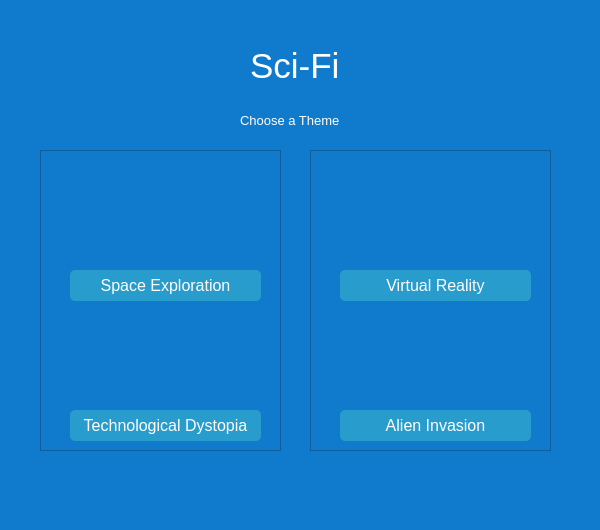
Old version of the form ui/SciFi.ui in the repository GeorgeU2030/PlotCraft_TI.
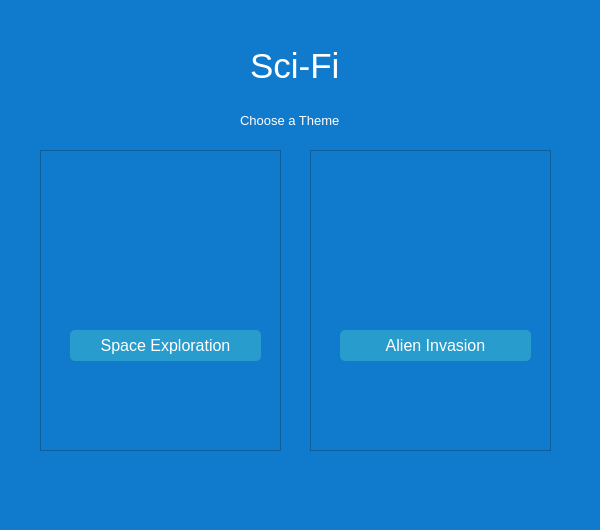
New version of the form. Icons and pictures are not drawn.

Patch:
```diff
--- a/ui/SciFi.ui
+++ b/ui/SciFi.ui
@@ -85,7 +85,7 @@
     <property name="geometry">
      <rect>
       <x>30</x>
-      <y>120</y>
+      <y>180</y>
       <width>191</width>
       <height>31</height>
      </rect>
@@ -109,7 +109,7 @@
     <property name="geometry">
      <rect>
       <x>60</x>
-      <y>30</y>
+      <y>80</y>
       <width>121</width>
       <height>81</height>
      </rect>
@@ -124,49 +124,6 @@
      <bool>true</bool>
     </property>
    </widget>
-   <widget class="QLabel" name="label_4">
-    <property name="geometry">
-     <rect>
-      <x>60</x>
-      <y>170</y>
-      <width>121</width>
-      <height>81</height>
-     </rect>
-    </property>
-    <property name="text">
-     <string/>
-    </property>
-    <property name="pixmap">
-     <pixmap>../images/techonological.jpg</pixmap>
-    </property>
-    <property name="scaledContents">
-     <bool>true</bool>
-    </property>
-   </widget>
-   <widget class="QPushButton" name="techDystopiaBtn">
-    <property name="geometry">
-     <rect>
-      <x>30</x>
-      <y>260</y>
-      <width>191</width>
-      <height>31</height>
-     </rect>
-    </property>
-    <property name="font">
-     <font>
-      <family>Segoe UI</family>
-      <pointsize>12</pointsize>
-     </font>
-    </property>
-    <property name="styleSheet">
-     <string notr="true">background-color:#289ccc;
-color:white;
-border-radius:5px;</string>
-    </property>
-    <property name="text">
-     <string>Technological Dystopia</string>
-    </property>
-   </widget>
   </widget>
   <widget class="QFrame" name="frame_2">
    <property name="geometry">
@@ -183,54 +140,11 @@
    <property name="frameShadow">
     <enum>QFrame::Raised</enum>
    </property>
-   <widget class="QPushButton" name="virtualRBtn">
-    <property name="geometry">
-     <rect>
-      <x>30</x>
-      <y>120</y>
-      <width>191</width>
-      <height>31</height>
-     </rect>
-    </property>
-    <property name="font">
-     <font>
-      <family>Segoe UI</family>
-      <pointsize>12</pointsize>
-     </font>
-    </property>
-    <property name="styleSheet">
-     <string notr="true">background-color:#289ccc;
-color:white;
-border-radius:5px;</string>
-    </property>
-    <property name="text">
-     <string>Virtual Reality</string>
-    </property>
-   </widget>
-   <widget class="QLabel" name="label_6">
-    <property name="geometry">
-     <rect>
-      <x>60</x>
-      <y>30</y>
-      <width>121</width>
-      <height>81</height>
-     </rect>
-    </property>
-    <property name="text">
-     <string/>
-    </property>
-    <property name="pixmap">
-     <pixmap>../images/virtualreality.jpg</pixmap>
-    </property>
-    <property name="scaledContents">
-     <bool>true</bool>
-    </property>
-   </widget>
    <widget class="QLabel" name="label_7">
     <property name="geometry">
      <rect>
       <x>60</x>
-      <y>170</y>
+      <y>80</y>
       <width>121</width>
       <height>81</height>
      </rect>
@@ -249,7 +163,7 @@
     <property name="geometry">
      <rect>
       <x>30</x>
-      <y>260</y>
+      <y>180</y>
       <width>191</width>
       <height>31</height>
      </rect>
```
Left out of the diff: 2 changed lines with no effect on the pictures.
